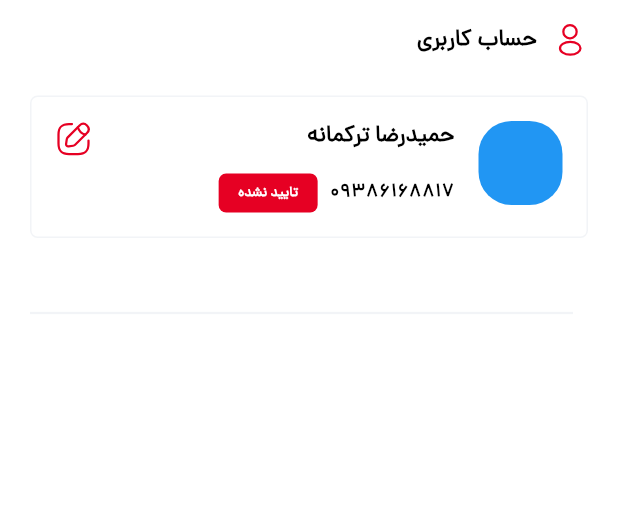
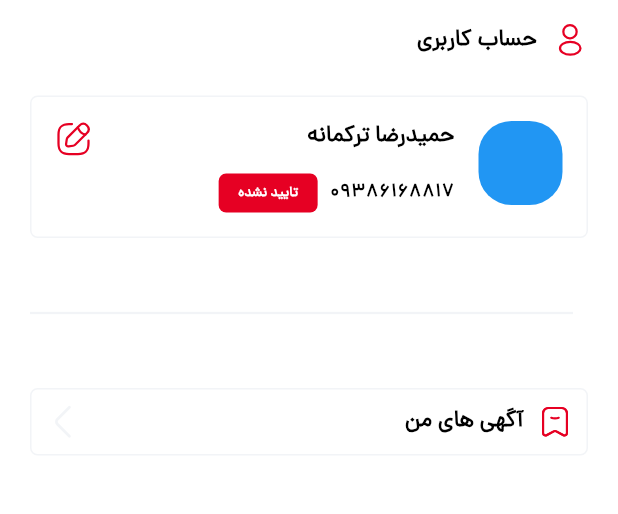
Before and after one commit to HamidrezaTorkamaneh/AvizProject, a Flutter app: the screen it shows after launch, on a phone screen of 412 x 824 dp, the part 62-576 px from its top. Run offline on Flutter 3.47's test engine with Material 3 defaults, Android fonts, the phone set to English and light mode, and no system bars; our stand-ins replace bloc, cached_network_image, dartz, dio, flutter_bloc, flutter_svg and 1 more.

Commit message:
finished data profile

```diff
--- a/lib/Features/Profile/bloc/bloc/profile_event.dart
+++ b/lib/Features/Profile/bloc/bloc/profile_event.dart
@@ -2,3 +2,5 @@ part of 'profile_bloc.dart';
 
 @immutable
 sealed class ProfileEvent {}
+
+class ProfileGetInitializedData extends ProfileEvent {}
--- a/lib/Features/Profile/view/profile_screen.dart
+++ b/lib/Features/Profile/view/profile_screen.dart
@@ -139,6 +139,42 @@ class ProfileScreen extends StatelessWidget {
                       height: 40,
                     ),
                   ),
+                ),
+                SliverToBoxAdapter(child: SizedBox(height: 30)),
+                SliverToBoxAdapter(
+                  child: Container(
+                    padding: EdgeInsets.symmetric(horizontal: 10, vertical: 10),
+                    height: 45,
+                    width: double.infinity,
+                    decoration: BoxDecoration(
+                      borderRadius: BorderRadius.circular(5),
+                      border: Border.all(
+                        width: 1,
+                        color: CustomColor.lightGrey1,
+                      ),
+                    ),
+                    child: Row(
+                      children: [
+                        CustomIcons(
+                            icon: 'save',
+                            color: CustomColor.customRed,
+                            size: 22),
+                        SizedBox(width: 10),
+                        Text('آگهی های من',
+                            style: Theme.of(context)
+                                .textTheme
+                                .labelMedium!
+                                .copyWith(
+                                  color: Colors.black,
+                                )),
+                        Spacer(),
+                        CustomIcons(
+                            icon: 'arrow_forward',
+                            color: CustomColor.lightGrey1,
+                            size: 22)
+                      ],
+                    ),
+                  ),
                 )
               ],
             ),
```
Also changed, not shown: lib/DI/di.dart (+8 -0 lines), lib/Features/Profile/bloc/bloc/profile_bloc.dart (+10 -3 lines), lib/Features/Profile/bloc/bloc/profile_state.dart (+8 -0 lines), lib/Features/Profile/data/datasource/profile_datasource.dart (added, +29 -0 lines), lib/Features/Profile/data/model/profile.dart (added, +18 -0 lines), lib/Features/Profile/data/repository/profile_repository.dart (added, +23 -0 lines).
